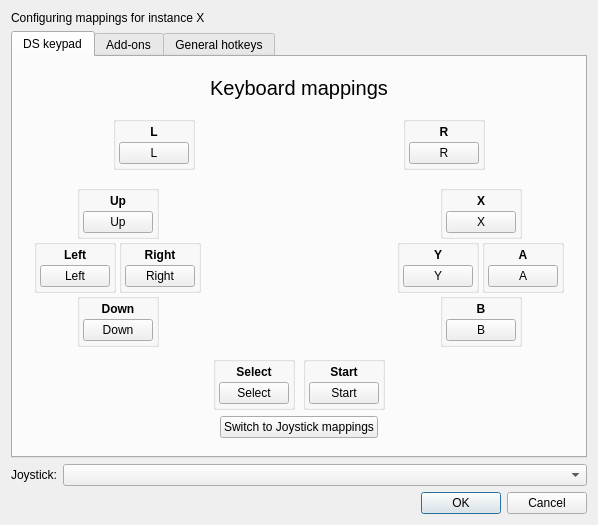
This is src/frontend/qt_sdl/InputConfig/InputConfigDialog.ui in tjdduq23-droid/melonDS-1.1-korean as Qt 5 draws it before an edit. The edited form follows.
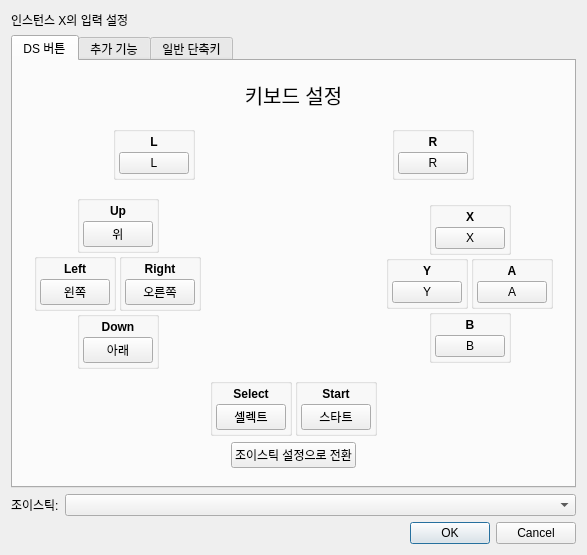
This is the edited form. Icons and pictures are not drawn.

```diff
--- a/src/frontend/qt_sdl/InputConfig/InputConfigDialog.ui
+++ b/src/frontend/qt_sdl/InputConfig/InputConfigDialog.ui
@@ -37,7 +37,7 @@
      </property>
      <widget class="QWidget" name="tabInput">
       <attribute name="title">
-       <string>DS keypad</string>
+       <string>DS 버튼</string>
       </attribute>
       <layout class="QGridLayout" name="gridLayout">
        <item row="0" column="0">
@@ -65,7 +65,7 @@
              <item>
               <widget class="QPushButton" name="btnJoyMapSwitch">
                <property name="text">
-                <string>Switch to Joystick mappings</string>
+                <string>조이스틱 설정으로 전환</string>
                </property>
               </widget>
              </item>
@@ -670,7 +670,7 @@
                    <string notr="true">min-width: 68px;</string>
                   </property>
                   <property name="text">
-                   <string>Select</string>
+                   <string>셀렉트</string>
                   </property>
                  </widget>
                 </item>
@@ -729,7 +729,7 @@
                    <string notr="true">min-width: 68px;</string>
                   </property>
                   <property name="text">
-                   <string>Start</string>
+                   <string>스타트</string>
                   </property>
                  </widget>
                 </item>
@@ -854,7 +854,7 @@
                        <string notr="true">min-width: 68px;</string>
                       </property>
                       <property name="text">
-                       <string>Up</string>
+                       <string>위</string>
                       </property>
                      </widget>
                     </item>
@@ -934,7 +934,7 @@
                       <string notr="true">min-width: 68px;</string>
                      </property>
                      <property name="text">
-                      <string>Left</string>
+                      <string>왼쪽</string>
                      </property>
                     </widget>
                    </item>
@@ -993,7 +993,7 @@
                       <string notr="true">min-width: 68px;</string>
                      </property>
                      <property name="text">
-                      <string>Right</string>
+                      <string>오른쪽</string>
                      </property>
                     </widget>
                    </item>
@@ -1085,7 +1085,7 @@
                        <string notr="true">min-width: 68px;</string>
                       </property>
                       <property name="text">
-                       <string>Down</string>
+                       <string>아래</string>
                       </property>
                      </widget>
                     </item>
@@ -1145,7 +1145,7 @@
               </font>
              </property>
              <property name="text">
-              <string>Keyboard mappings</string>
+              <string>키보드 설정</string>
              </property>
              <property name="alignment">
               <set>Qt::AlignCenter</set>
@@ -2269,12 +2269,12 @@
      </widget>
      <widget class="QWidget" name="tabAddons">
       <attribute name="title">
-       <string>Add-ons</string>
+       <string>추가 기능</string>
       </attribute>
      </widget>
      <widget class="QWidget" name="tabHotkeysGeneral">
       <attribute name="title">
-       <string>General hotkeys</string>
+       <string>일반 단축키</string>
       </attribute>
      </widget>
     </widget>
@@ -2302,7 +2302,7 @@
         </sizepolicy>
        </property>
        <property name="text">
-        <string>Joystick:</string>
+        <string>조이스틱:</string>
        </property>
       </widget>
      </item>
@@ -2324,7 +2324,7 @@
    <item row="0" column="0">
     <widget class="QLabel" name="lblInstanceNum">
      <property name="text">
-      <string>Configuring mappings for instance X</string>
+      <string>인스턴스 X의 입력 설정</string>
      </property>
     </widget>
    </item>
```
Left out of the diff: 66 changed lines with no effect on the pictures.
